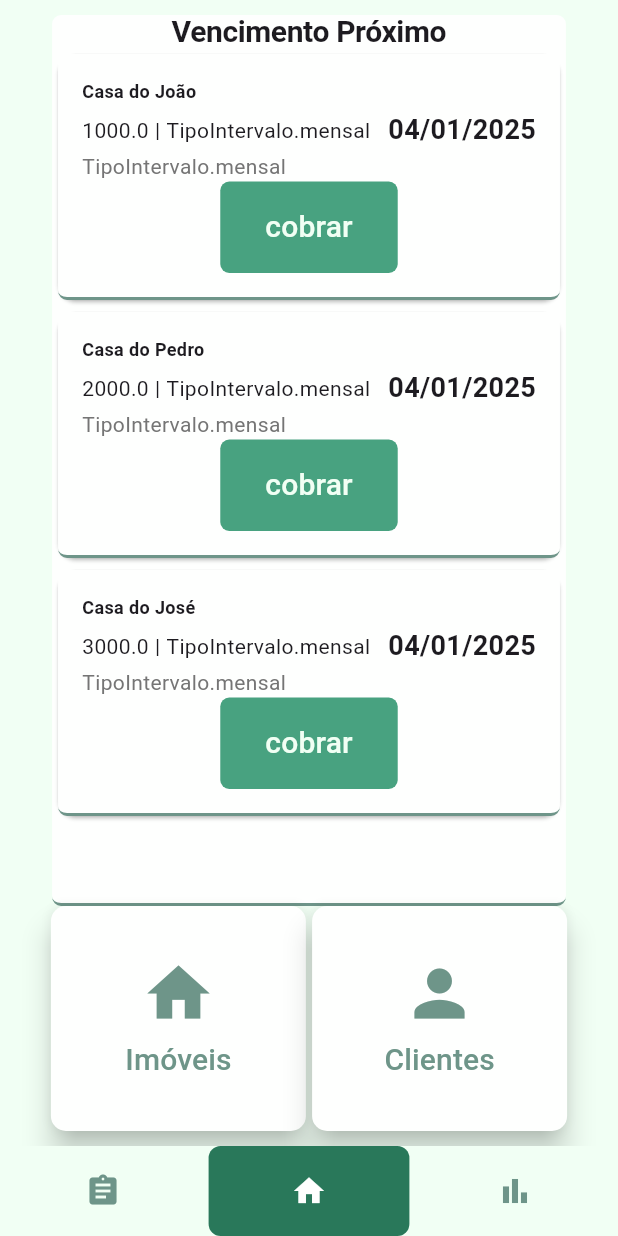
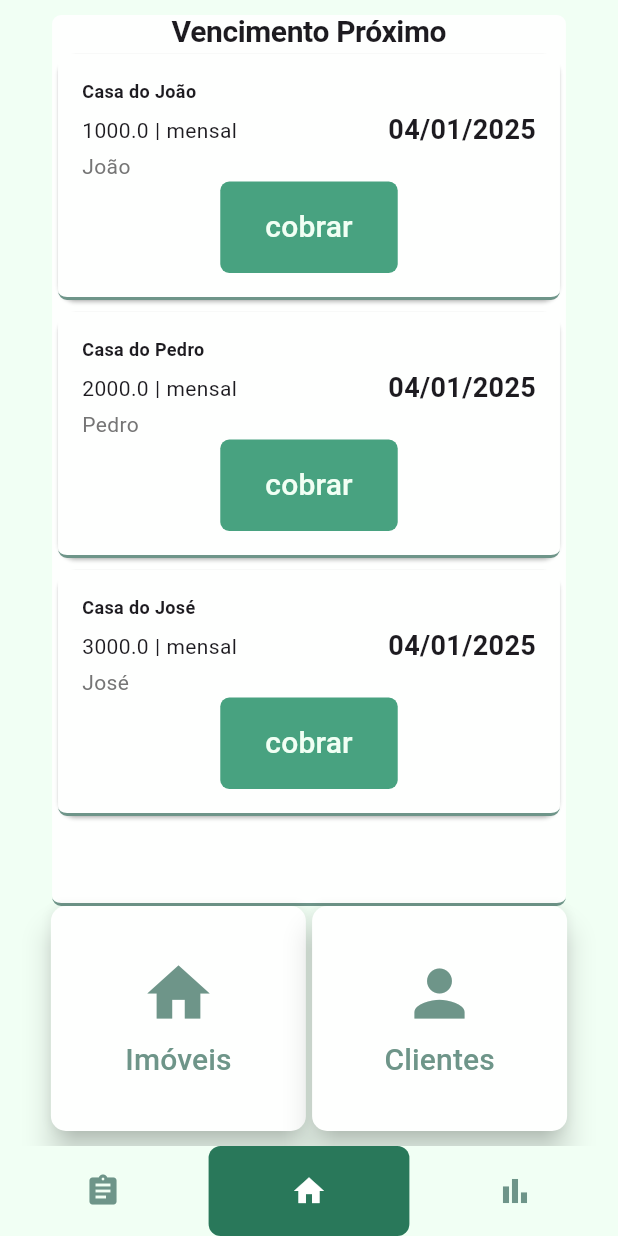
Before and after one commit to moisescunhapimentel/trabalho-pratico3-prog4, a Flutter app: the screen it shows after launch, item 2 of the bottom bar chosen, on a phone screen of 412 x 824 dp. Run offline on Flutter 3.47's test engine with Material 3 defaults, Android fonts, the phone set to English and light mode, and no system bars; our stand-ins replace drift; accounts and stored records are empty; generated files the repository leaves out were written again; Roboto replaces fonts that are missing (Concert One).

Commit message:
alterando VencimentoProximoCard para receber valores apropriadamente

```diff
--- a/lib/ui/widgets/vencimento_proximo_card.dart
+++ b/lib/ui/widgets/vencimento_proximo_card.dart
@@ -58,12 +58,12 @@ class VencimentoProximoCard extends StatelessWidget {
                           const SizedBox(width: 4),
                           const Text('|'),
                           const SizedBox(width: 4),
-                          Text(tipoIntervalo.toString()),
+                          Text(tipoIntervalo.name),
                         ],
                       ),
                       const SizedBox(height: 4),
                       Text(
-                        (tipoIntervalo.toString()),
+                        nomeInquelino,
                         style: TextStyle(
                           fontSize: 14,
                           color: Colors.grey[600],
```
